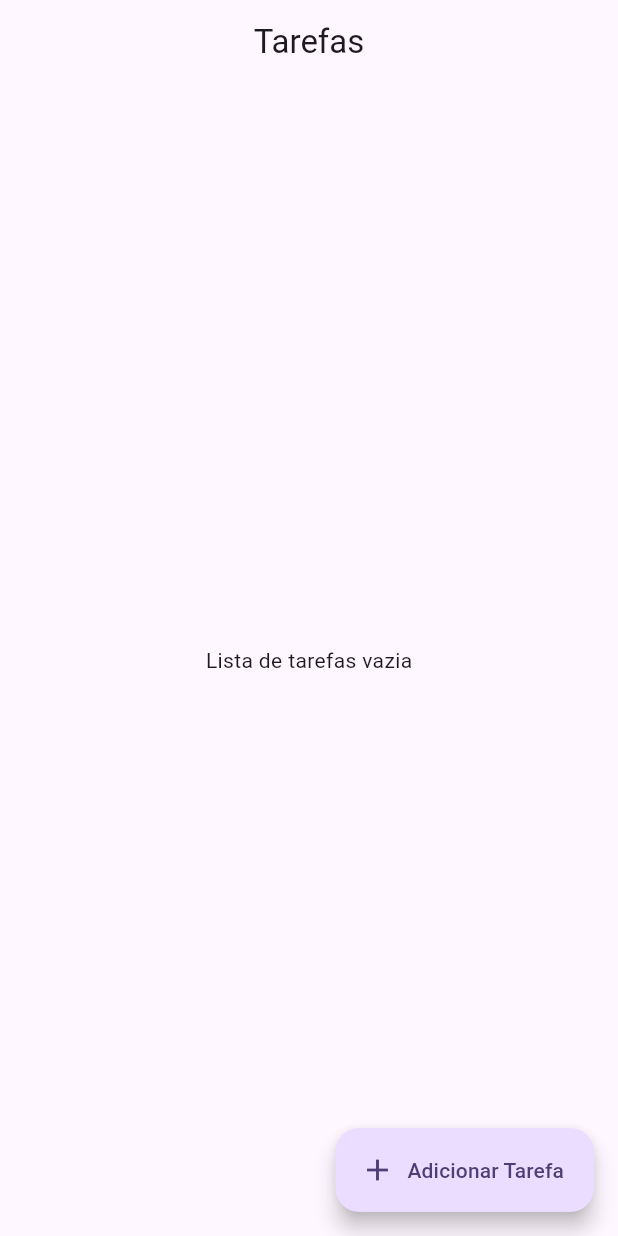
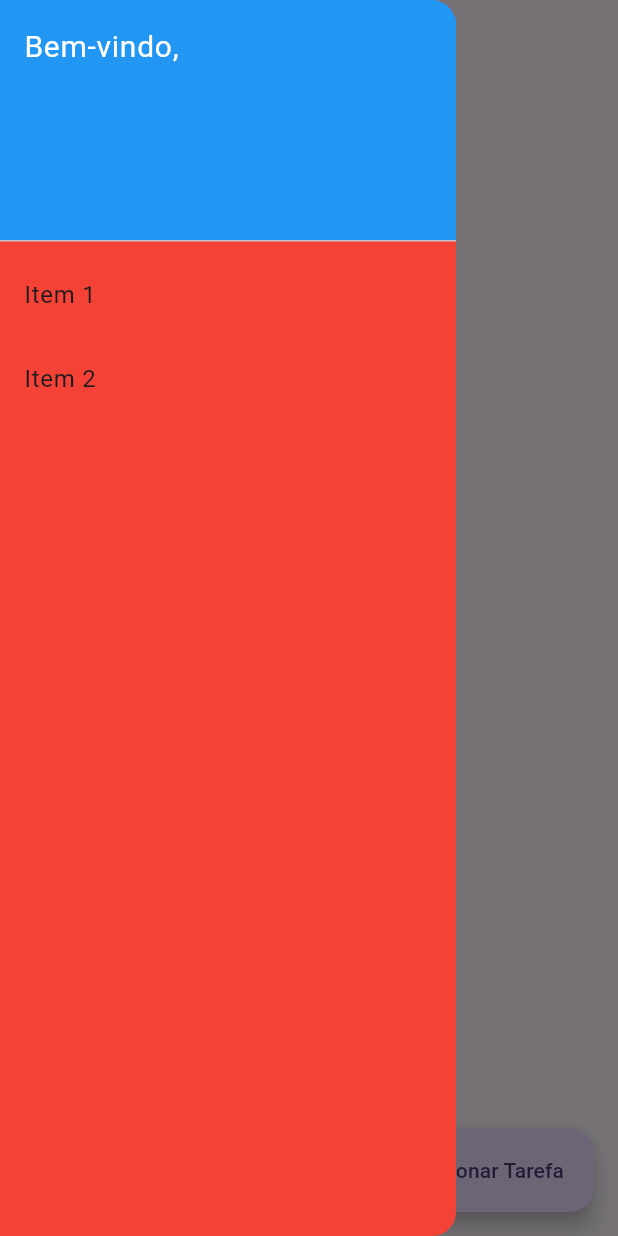
Before and after one commit to Zorzan99/to_do_list_bloc, a Flutter app: the HomePage screen opened by its route, with the side drawer open (before the commit the screen has no drawer), on a phone screen of 412 x 824 dp. Run offline on Flutter 3.47's test engine with Material 3 defaults, Android fonts, the phone set to English and light mode, and no system bars; our stand-ins replace bloc, cloud_firestore, firebase_auth, firebase_core, flutter_bloc; missing offline and left inert: validatorless; accounts and stored records are empty.

```diff
--- a/lib/pages/home/home_page.dart
+++ b/lib/pages/home/home_page.dart
@@ -31,8 +31,35 @@ class _HomePageState extends State<HomePage> {
     final descriptionEC = TextEditingController();
 
     return Scaffold(
+      drawer: Drawer(
+        backgroundColor: Colors.red,
+        child: ListView(
+          padding: EdgeInsets.zero,
+          children: <Widget>[
+            DrawerHeader(
+              decoration: const BoxDecoration(
+                color: Colors.blue,
+              ),
+              child: Text(
+                'Bem-vindo, ${_auth.currentUser!.displayName}',
+                style: const TextStyle(
+                  color: Colors.white,
+                  fontSize: 20,
+                ),
+              ),
+            ),
+            ListTile(
+              title: const Text('Item 1'),
+              onTap: () {},
+            ),
+            ListTile(
+              title: const Text('Item 2'),
+              onTap: () {},
+            ),
+          ],
+        ),
+      ),
       appBar: AppBar(
-        automaticallyImplyLeading: false,
         centerTitle: true,
         title: const Text('Tarefas'),
       ),
--- a/lib/pages/register/register_cubit.dart
+++ b/lib/pages/register/register_cubit.dart
@@ -8,11 +8,12 @@ class RegisterCubit extends Cubit<RegisterState> {
   final RegisterRepository _registerRepository;
   RegisterCubit(this._registerRepository) : super(InitialRegister());
 
-  Future<void> register(String email, String password) async {
+  Future<void> register(
+      String email, String password, String displayName) async {
     emit(LoadingRegister());
     await Future.delayed(const Duration(seconds: 2));
     try {
-      await _registerRepository.register(email, password);
+      await _registerRepository.register(email, password, displayName);
       emit(LoadedRegister());
     } catch (e, s) {
       log('Erro Cubit register', error: e, stackTrace: s);
--- a/lib/repositories/register/register_repository.dart
+++ b/lib/repositories/register/register_repository.dart
@@ -1,5 +1,5 @@
 import 'package:firebase_auth/firebase_auth.dart';
 
 abstract interface class RegisterRepository {
-  Future<User?> register(String email, String password);
+  Future<User?> register(String email, String password, String displayNam);
 }
```
Also changed, not shown: lib/core/sizes/text_size.dart (added, +9 -0 lines), lib/pages/home/widgets/todo_item.dart (+29 -11 lines), lib/pages/home/widgets/todo_list.dart (+8 -9 lines), lib/pages/login/login_page.dart (+14 -17 lines), lib/pages/register/register_page.dart (+11 -1 lines), lib/repositories/register/register_repository_impl.dart (+7 -2 lines).
